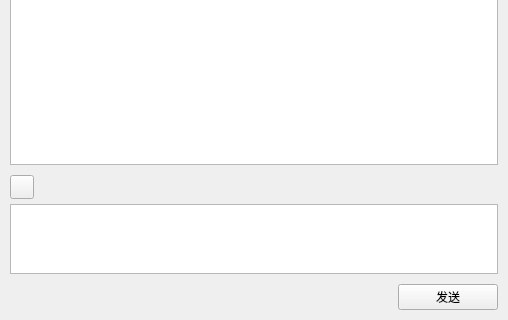
Qt form ui/homerightwidget.ui (liliangCS/lichat) before a commit; both pictures show x 0 to 508 and y 164 to 484 of the 508 by 484 pixel window.
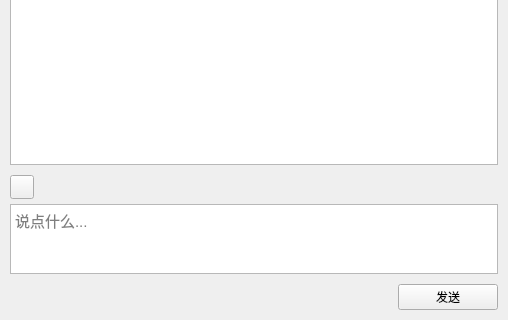
The same form after that commit.

```diff
--- a/ui/homerightwidget.ui
+++ b/ui/homerightwidget.ui
@@ -159,7 +159,16 @@
           <number>10</number>
          </property>
          <item>
-          <widget class="QTextEdit" name="inputTextEdit"/>
+          <widget class="QTextEdit" name="inputTextEdit">
+           <property name="font">
+            <font>
+             <pointsize>11</pointsize>
+            </font>
+           </property>
+           <property name="placeholderText">
+            <string>说点什么...</string>
+           </property>
+          </widget>
          </item>
         </layout>
        </widget>
```
Left out of the diff: 4 changed lines with no effect on the pictures.
